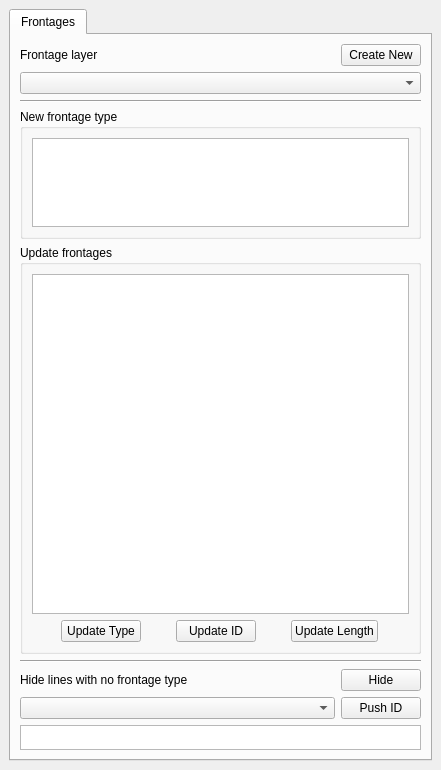
This is UrbanDataInput/urban_data_input_dockwidget_base.ui in spacesyntax/UrbanDataInputTool as Qt 5 draws it before an edit. The edited form follows.
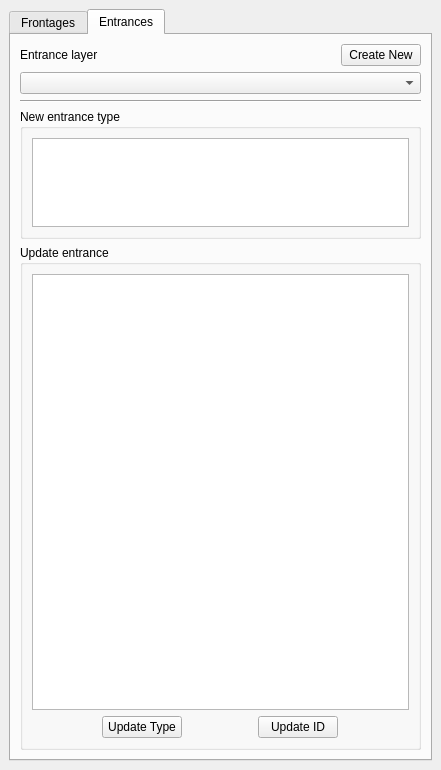
This is the edited form.

Diff of the .ui file:
```diff
--- a/UrbanDataInput/urban_data_input_dockwidget_base.ui
+++ b/UrbanDataInput/urban_data_input_dockwidget_base.ui
@@ -27,7 +27,7 @@
        <enum>QTabWidget::Rounded</enum>
       </property>
       <property name="currentIndex">
-       <number>0</number>
+       <number>1</number>
       </property>
       <property name="usesScrollButtons">
        <bool>true</bool>
@@ -282,6 +282,177 @@
         </item>
        </layout>
       </widget>
+      <widget class="QWidget" name="tab_2">
+       <attribute name="title">
+        <string>Entrances</string>
+       </attribute>
+       <layout class="QVBoxLayout" name="verticalLayout_5">
+        <item>
+         <layout class="QGridLayout" name="gridLayout_5">
+          <item row="0" column="0">
+           <widget class="QLabel" name="label_4">
+            <property name="text">
+             <string>Entrance layer</string>
+            </property>
+           </widget>
+          </item>
+          <item row="2" column="0" colspan="2">
+           <widget class="Line" name="line_3">
+            <property name="orientation">
+             <enum>Qt::Horizontal</enum>
+            </property>
+           </widget>
+          </item>
+          <item row="0" column="1">
+           <widget class="QPushButton" name="pushButtonNewEntrancesFile">
+            <property name="sizePolicy">
+             <sizepolicy hsizetype="Maximum" vsizetype="Fixed">
+              <horstretch>0</horstretch>
+              <verstretch>0</verstretch>
+             </sizepolicy>
+            </property>
+            <property name="text">
+             <string>Create New</string>
+            </property>
+           </widget>
+          </item>
+          <item row="1" column="0" colspan="2">
+           <widget class="QComboBox" name="useExistingEntrancescomboBox">
+            <property name="sizePolicy">
+             <sizepolicy hsizetype="Minimum" vsizetype="Fixed">
+              <horstretch>0</horstretch>
+              <verstretch>0</verstretch>
+             </sizepolicy>
+            </property>
+           </widget>
+          </item>
+         </layout>
+        </item>
+        <item>
+         <widget class="QGroupBox" name="groupBox_4">
+          <property name="sizePolicy">
+           <sizepolicy hsizetype="Preferred" vsizetype="Maximum">
+            <horstretch>0</horstretch>
+            <verstretch>0</verstretch>
+           </sizepolicy>
+          </property>
+          <property name="maximumSize">
+           <size>
+            <width>16777215</width>
+            <height>130</height>
+           </size>
+          </property>
+          <property name="title">
+           <string>New entrance type</string>
+          </property>
+          <layout class="QGridLayout" name="gridLayout_6">
+           <item row="1" column="0">
+            <widget class="QListWidget" name="entranceslistWidget">
+             <property name="sizePolicy">
+              <sizepolicy hsizetype="Expanding" vsizetype="Maximum">
+               <horstretch>0</horstretch>
+               <verstretch>0</verstretch>
+              </sizepolicy>
+             </property>
+             <property name="maximumSize">
+              <size>
+               <width>16777215</width>
+               <height>100</height>
+              </size>
+             </property>
+             <property name="sortingEnabled">
+              <bool>false</bool>
+             </property>
+            </widget>
+           </item>
+          </layout>
+         </widget>
+        </item>
+        <item>
+         <widget class="QGroupBox" name="groupBox_5">
+          <property name="title">
+           <string>Update entrance</string>
+          </property>
+          <layout class="QVBoxLayout" name="verticalLayout_4">
+           <item>
+            <layout class="QHBoxLayout" name="horizontalLayout_3">
+             <item>
+              <widget class="QTableWidget" name="tableWidgetEntrance">
+               <property name="maximumSize">
+                <size>
+                 <width>16777215</width>
+                 <height>16777215</height>
+                </size>
+               </property>
+               <property name="rowCount">
+                <number>0</number>
+               </property>
+               <property name="columnCount">
+                <number>0</number>
+               </property>
+               <attribute name="horizontalHeaderVisible">
+                <bool>false</bool>
+               </attribute>
+               <attribute name="horizontalHeaderDefaultSectionSize">
+                <number>98</number>
+               </attribute>
+               <attribute name="horizontalHeaderHighlightSections">
+                <bool>true</bool>
+               </attribute>
+               <attribute name="horizontalHeaderMinimumSectionSize">
+                <number>33</number>
+               </attribute>
+               <attribute name="verticalHeaderVisible">
+                <bool>false</bool>
+               </attribute>
+               <attribute name="verticalHeaderCascadingSectionResizes">
+                <bool>false</bool>
+               </attribute>
+               <attribute name="verticalHeaderDefaultSectionSize">
+                <number>30</number>
+               </attribute>
+               <attribute name="verticalHeaderStretchLastSection">
+                <bool>true</bool>
+               </attribute>
+              </widget>
+             </item>
+            </layout>
+           </item>
+           <item>
+            <layout class="QGridLayout" name="gridLayout_7">
+             <item row="0" column="0">
+              <widget class="QPushButton" name="updateEntranceButton">
+               <property name="sizePolicy">
+                <sizepolicy hsizetype="Maximum" vsizetype="Fixed">
+                 <horstretch>0</horstretch>
+                 <verstretch>0</verstretch>
+                </sizepolicy>
+               </property>
+               <property name="text">
+                <string>Update Type</string>
+               </property>
+              </widget>
+             </item>
+             <item row="0" column="1">
+              <widget class="QPushButton" name="updateEntranceIDButton">
+               <property name="sizePolicy">
+                <sizepolicy hsizetype="Maximum" vsizetype="Fixed">
+                 <horstretch>0</horstretch>
+                 <verstretch>0</verstretch>
+                </sizepolicy>
+               </property>
+               <property name="text">
+                <string>Update ID</string>
+               </property>
+              </widget>
+             </item>
+            </layout>
+           </item>
+          </layout>
+         </widget>
+        </item>
+       </layout>
+      </widget>
      </widget>
     </item>
    </layout>
```
